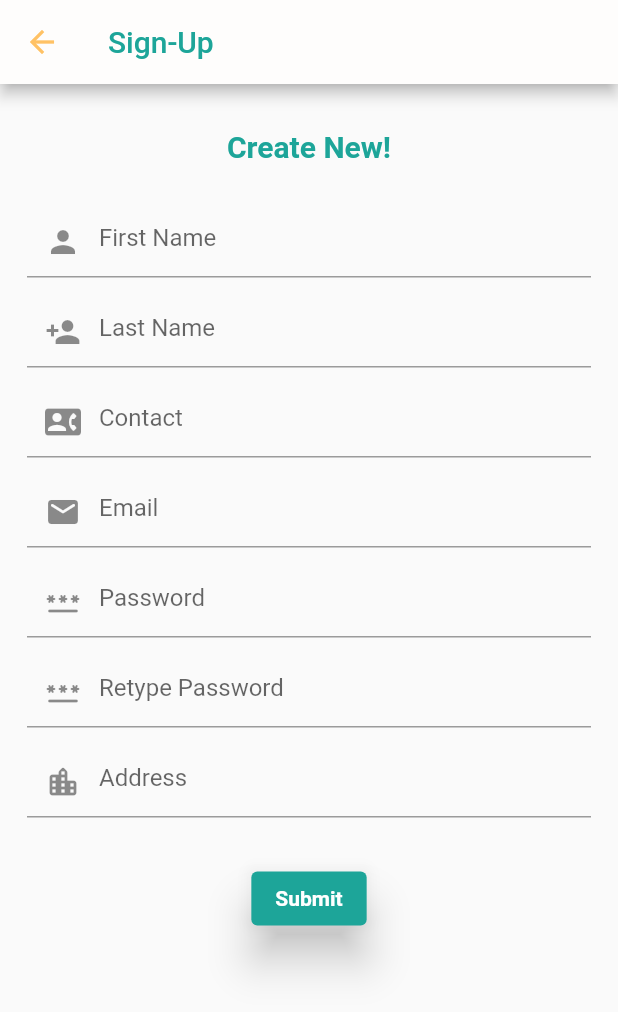
After one commit to SMAnas-00/Palmer, a Flutter app: the SignUp screen opened directly, after a tap on the "arrow back" icon, after a tap on "LOGIN", after a tap on "CREATE NEW ACCOUNT", on a phone screen of 412 x 824 dp. The commit adds this screen. Shown: the top 1012 px of the screen. Run offline on Flutter 3.47's test engine with Material 2 defaults, Android fonts, the phone set to English and light mode, and no system bars; our stand-ins replace cloud_firestore, email_validator, firebase_auth, firebase_core; accounts and stored records are empty; network calls fail.

Commit message:
Connect Signup with firebase, make a hotel screen.

```diff
--- /dev/null
+++ b/lib/Signup.dart
@@ -0,0 +1,244 @@
+import 'package:cloud_firestore/cloud_firestore.dart';
+import 'package:email_validator/email_validator.dart';
+import 'package:flutter/material.dart';
+import 'package:palmer/login_Screen.dart';
+
+import 'package:firebase_auth/firebase_auth.dart';
+
+class SignUp extends StatefulWidget {
+  const SignUp({super.key});
+
+  @override
+  State<SignUp> createState() => _SignUpState();
+}
+
+class _SignUpState extends State<SignUp> {
+  final _formKey = GlobalKey<FormState>();
+  final _fname_control = TextEditingController();
+  final _lname_control = TextEditingController();
+  final _password1_control = TextEditingController();
+  final _password2_control = TextEditingController();
+  final _email_control = TextEditingController();
+  final _contact_control = TextEditingController();
+  final _address_control = TextEditingController();
+
+  FirebaseAuth auth = FirebaseAuth.instance;
+  FirebaseFirestore firestore = FirebaseFirestore.instance;
+
+  @override
+  void dispose() {
+    super.dispose();
+    _fname_control.dispose();
+    _lname_control.dispose();
+    _password1_control.dispose();
+    _password2_control.dispose();
+    _email_control.dispose();
+    _contact_control.dispose();
+    _address_control.dispose();
+  }
+
+  signup() async {
+    auth
+        .createUserWithEmailAndPassword(
+            email: _email_control.text, password: _password2_control.text)
+        .then((value) {
+      final user = auth.currentUser;
+      final uid = user?.uid;
+      firestore
+          .collection("app")
+          .doc("Users")
+          .collection("Signup")
+          .doc(uid)
+          .set({
+        'First_name': _fname_control.text,
+        'Last_name': _lname_control.text,
+        'Email': _email_control.text,
+        'Contact': _contact_control.text,
+        'Password': _password2_control.text,
+        'Address': _address_control.text,
+        'Role': 'user',
+        'Created_by': "user",
+        'Active_lock': "1",
+        'Modified_by': "user",
+        'Modified_date': "17/12/2022",
+        'Stautus': "Active",
+      });
+    });
+  }
+
+  @override
+  Widget build(BuildContext context) {
+    final BackArrow = IconButton(
+        color: Color.fromARGB(255, 255, 194, 101),
+        onPressed: () {
+          Navigator.pushReplacement(
+              context, MaterialPageRoute(builder: (context) => Login()));
+        },
+        icon: Icon(Icons.arrow_back));
+    return Scaffold(
+      appBar: AppBar(
+        leading: BackArrow,
+        automaticallyImplyLeading: true,
+        title: const Text(
+          'Sign-Up',
+          style: TextStyle(color: Color.fromARGB(255, 29, 165, 153)),
+        ),
+        backgroundColor: Color.fromARGB(255, 254, 253, 252),
+      ),
+      body: SingleChildScrollView(
+        child: Column(
+          children: [
+            SizedBox(height: 20.0),
+            // Create New! text
+            Center(
+              child: Container(
+                padding: EdgeInsets.all(10.0),
+                child: const Text(
+                  'Create New!',
+                  style: TextStyle(
+                    color: Color.fromARGB(255, 29, 165, 153),
+                    fontSize: 20.0,
+                    fontWeight: FontWeight.bold,
+                  ),
+                ),
+              ),
+            ),
+            // Form Area
+            Form(
+              key: _formKey,
+              child: Padding(
+                padding: const EdgeInsets.all(18.0),
+                child: Column(
+                  children: [
+                    // First Name feild =======================
+                    TextFormField(
+                      controller: _fname_control,
+                      keyboardType: TextInputType.name,
+                      decoration: const InputDecoration(
+                          hintText: 'First Name',
+                          prefixIcon: Icon(Icons.person)),
+                      validator: (value) {
+                        if (value!.isEmpty) {
+                          return 'Enter First Name';
+                        } else {
+                          return null;
+                        }
+                      },
+                    ),
+                    SizedBox(height: 12.0),
+
+                    // Lastname feild =======================
+                    TextFormField(
+                      controller: _lname_control,
+                      keyboardType: TextInputType.name,
+                      decoration: const InputDecoration(
+                          hintText: 'Last Name',
+                          prefixIcon: Icon(Icons.person_add)),
+                      validator: (value) {
+                        if (value!.isEmpty) {
+                          return 'Enter Last Name';
+                        } else {
+                          return null;
+                        }
+                      },
+                    ),
+                    SizedBox(height: 12.0),
+
+                    // contact feild =======================
+                    TextFormField(
+                      controller: _contact_control,
+                      keyboardType: TextInputType.phone,
+                      decoration: const InputDecoration(
+                          hintText: 'Contact',
+                          prefixIcon: Icon(Icons.contact_phone_rounded)),
+                      validator: (value) {
+                        if (value!.isEmpty) {
+                          return 'Enter Contact';
+                        } else {
+                          return null;
+                        }
+                      },
+                    ),
+                    SizedBox(height: 12.0),
+
+                    // Email feild =======================
+                    TextFormField(
+                      controller: _email_control,
+                      keyboardType: TextInputType.emailAddress,
+                      decoration: const InputDecoration(
+                          hintText: 'Email',
+                          prefixIcon: Icon(Icons.email_rounded)),
+                      autovalidateMode: AutovalidateMode.onUserInteraction,
+                      validator: (email) =>
+                          email != null && !EmailValidator.validate(email)
+                              ? 'Enter a valid Email'
+                              : null,
+                    ),
+                    SizedBox(height: 12.0),
+
+                    // Password feild =======================
+                    TextFormField(
+                      controller: _password1_control,
+                      keyboardType: TextInputType.text,
+                      obscureText: true,
+                      decoration: const InputDecoration(
+                          hintText: 'Password',
+                          prefixIcon: Icon(Icons.password_rounded)),
+                      autovalidateMode: AutovalidateMode.onUserInteraction,
+                      validator: (value) => value != null && value.length < 8
+                          ? 'Enter min. 8 characters'
+                          : null,
+                    ),
+                    SizedBox(height: 12.0),
+
+                    // Retype Password feild =======================
+                    TextFormField(
+                      controller: _password2_control,
+                      keyboardType: TextInputType.text,
+                      obscureText: true,
+                      decoration: const InputDecoration(
+                          hintText: 'Retype Password',
+                          prefixIcon: Icon(Icons.password_rounded)),
+                    ),
+                    SizedBox(height: 12.0),
+
+                    // address feild =============
+                    TextFormField(
+                      controller: _address_control,
+                      keyboardType: TextInputType.streetAddress,
+                      decoration: const InputDecoration(
+                          hintText: 'Address',
+                          prefixIcon: Icon(Icons.location_city_rounded)),
+                      validator: (value) {
+                        if (value!.isEmpty) {
+                          return 'Enter Address';
+                        } else {
+                          return null;
+                        }
+                      },
+                    ),
+                    SizedBox(height: 12.0),
+                  ],
+                ),
+              ),
+            ),
+            // Sign up  Button ===============
+            ElevatedButton(
+              onPressed: () {
+                signup();
+                dispose();
+              },
+              child: const Text(
+                'Submit',
+                style: TextStyle(fontWeight: FontWeight.bold),
+              ),
+              style: ElevatedButton.styleFrom(
+                  elevation: 12.0,
+                  backgroundColor: Color.fromARGB(255, 29, 165, 153)),
+            ),
+          ],
+        ),
+      ),
+    );
+  }
+}
--- a/lib/addons/round_button.dart
+++ b/lib/addons/round_button.dart
@@ -13,11 +13,12 @@ class RoundButton extends StatelessWidget {
       child: Container(
         height: 50,
         decoration: BoxDecoration(
-            color: Colors.deepPurple, borderRadius: BorderRadius.circular(20)),
+            color: Color.fromARGB(255, 29, 165, 153),
+            borderRadius: BorderRadius.circular(20)),
         child: Center(
             child: Text(
           title,
-          style: TextStyle(color: Colors.white),
+          style: TextStyle(color: Colors.white, fontSize: 18.0),
         )),
       ),
     );
--- a/lib/login_Screen.dart
+++ b/lib/login_Screen.dart
@@ -1,6 +1,8 @@
 import 'package:firebase_auth/firebase_auth.dart';
+
 import 'package:flutter/material.dart';
 import 'package:palmer/HomeScreen.dart';
+import 'package:palmer/Signup.dart';
 import 'package:palmer/addons/round_button.dart';
 import 'AccountScreen.dart';
 
@@ -12,6 +14,8 @@ class Login extends StatefulWidget {
 }
 
 class _LoginState extends State<Login> {
+  // here we have the id of login user...
+  var userid;
   final _formKey = GlobalKey<FormState>();
   final emailcontrol = TextEditingController();
   final passwordcontrol = TextEditingController();
@@ -24,20 +28,22 @@ class _LoginState extends State<Login> {
     passwordcontrol.dispose();
   }
 
-  void login() {
-    auth
-        .signInWithEmailAndPassword(
-            email: emailcontrol.text, password: passwordcontrol.text)
-        .then((value) {
-      print("Login");
-    }).onError((error, stackTrace) {
-      print(error.toString());
-    });
+  Future<void> login() async {
+    UserCredential usercred = auth.signInWithEmailAndPassword(
+        email: emailcontrol.text,
+        password: passwordcontrol.text) as UserCredential;
+    userid = usercred.user!.uid;
+    //     .then((value) {
+    //   print("Login");
+    // }).onError((error, stackTrace) {
+    //   print(error.toString());
+    // });
   }
 
   @override
   Widget build(BuildContext context) {
     final BackArrow = IconButton(
+        color: Color.fromARGB(255, 255, 194, 101),
         onPressed: () {
           Navigator.pushReplacement(
               context, MaterialPageRoute(builder: (context) => account_Page()));
@@ -48,7 +54,11 @@ class _LoginState extends State<Login> {
       appBar: AppBar(
         leading: BackArrow,
         automaticallyImplyLeading: true,
-        title: Text('LOGIN'),
+        title: Text(
+          'LOGIN',
+          style: TextStyle(color: Color.fromARGB(255, 29, 165, 153)),
+        ),
+        backgroundColor: Color.fromARGB(255, 254, 253, 252),
       ),
       body: Padding(
         padding: const EdgeInsets.all(8.0),
@@ -105,8 +115,9 @@ class _LoginState extends State<Login> {
                       ),
                     ],
                   )),
+              // Submit Button
               RoundButton(
-                title: "login",
+                title: "LOGIN",
                 onTap: () {
                   if (_formKey.currentState!.validate()) {
                     login();
@@ -114,6 +125,25 @@ class _LoginState extends State<Login> {
                         MaterialPageRoute(builder: (context) => Home()));
                   }
                 },
+              ),
+              const SizedBox(height: 30.0),
+
+              // Create New Account Button
+              GestureDetector(
+                child: Container(
+                  padding: EdgeInsets.all(10.0),
+                  child: const Text(
+                    'CREATE NEW ACCOUNT',
+                    style: TextStyle(
+                        color: Colors.lightBlue,
+                        fontSize: 11.0,
+                        fontWeight: FontWeight.bold),
+                  ),
+                ),
+                onTap: () {
+                  Navigator.pushReplacement(context,
+                      MaterialPageRoute(builder: (context) => SignUp()));
+                },
               )
             ]),
       ),
--- a/pubspec.yaml
+++ b/pubspec.yaml
@@ -42,6 +42,8 @@ dependencies:
   firebase_storage: ^11.0.6
   fluttertoast: ^8.1.1
   http: ^0.13.5
+  email_validator: ^2.1.17
+  get: ^4.6.5
 
 dev_dependencies:
   flutter_test:
```
Also changed, not shown: lib/HomeScreen.dart (+18 -2 lines), lib/Services/Api_Services.dart (deleted, +0 -58 lines), lib/Services/Hotels/Hotels.dart (added, +55 -0 lines), lib/addons/NavBar.dart (+10 -1 lines), lib/main.dart (+15 -4 lines), pubspec.lock.
